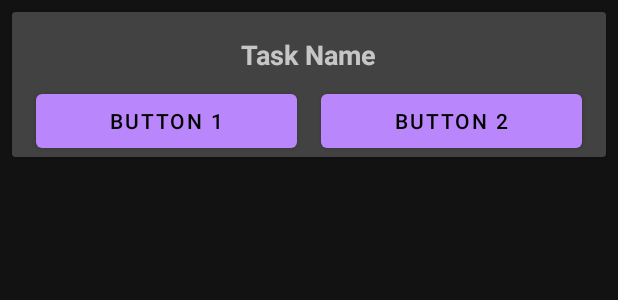
After one commit to notnowabhi/Personal-Motivator-App, an Android app: the layout item_task_card.xml on its own in the app's theme, with its tools: preview values and no code run, on a phone screen of 412 x 824 dp. The commit adds this screen. Shown: the top 300 px of the screen. Run offline under Robolectric (Android 15) with nearby library versions, the phone set to English and light mode, and no system bars.

Commit message:
change 5

```diff
--- a/app/src/main/java/com/example/personalmotivator/TaskAdapter.java
+++ b/app/src/main/java/com/example/personalmotivator/TaskAdapter.java
@@ -3,6 +3,7 @@ package com.example.personalmotivator;
 import android.view.LayoutInflater;
 import android.view.View;
 import android.view.ViewGroup;
+import android.widget.Button;
 import android.widget.TextView;
 
 import androidx.annotation.NonNull;
@@ -21,38 +22,43 @@ public class TaskAdapter extends RecyclerView.Adapter<TaskAdapter.ViewHolder> {
     @NonNull
     @Override
     public ViewHolder onCreateViewHolder(@NonNull ViewGroup parent, int viewType) {
-        // Inflate the layout for each task item
+        // Inflate the layout for each task card item
         View view = LayoutInflater.from(parent.getContext())
-                .inflate(android.R.layout.simple_list_item_1, parent, false);
+                .inflate(R.layout.item_task_card, parent, false);
         return new ViewHolder(view);
     }
 
     @Override
     public void onBindViewHolder(@NonNull ViewHolder holder, int position) {
-        // Bind the task data to the TextView
+        // Bind the task data to the views
         String task = tasks.get(position);
-        holder.textViewTask.setText(task);
+        holder.textViewTaskName.setText(task);
+
+        // You can add click listeners for the buttons if needed later
+        holder.buttonOne.setOnClickListener(v -> {
+            // Button 1 functionality (to be added later)
+        });
+
+        holder.buttonTwo.setOnClickListener(v -> {
+            // Button 2 functionality (to be added later)
+        });
     }
 
     @Override
     public int getItemCount() {
-        // Return the number of tasks
         return tasks.size();
     }
 
     public static class ViewHolder extends RecyclerView.ViewHolder {
-        TextView textViewTask;
+        TextView textViewTaskName;
+        Button buttonOne;
+        Button buttonTwo;
 
         public ViewHolder(@NonNull View itemView) {
             super(itemView);
-            textViewTask = itemView.findViewById(android.R.id.text1);
+            textViewTaskName = itemView.findViewById(R.id.text_view_task_name);
+            buttonOne = itemView.findViewById(R.id.button_one);
+            buttonTwo = itemView.findViewById(R.id.button_two);
         }
     }
-
-    // Method to update the task list and notify the adapter
-    public void updateTasks(List<String> newTasks) {
-        tasks.clear();
-        tasks.addAll(newTasks);
-        notifyDataSetChanged();
-    }
 }
--- a/app/src/main/res/layout/activity_task_list.xml
+++ b/app/src/main/res/layout/activity_task_list.xml
@@ -28,7 +28,7 @@
 
 
     <com.google.android.material.card.MaterialCardView
-        android:layout_width="wrap_content"
+        android:layout_width="match_parent"
         android:layout_height="wrap_content"
         android:layout_below="@+id/cardId"
         android:id="@+id/cardId2"
--- /dev/null
+++ b/app/src/main/res/layout/item_task_card.xml
@@ -0,0 +1,76 @@
+<?xml version="1.0" encoding="utf-8"?>
+<androidx.cardview.widget.CardView xmlns:android="http://schemas.android.com/apk/res/android"
+    android:layout_width="match_parent"
+    android:layout_height="wrap_content"
+    android:layout_margin="8dp"
+    android:elevation="4dp"
+    android:padding="16dp">
+
+    <LinearLayout
+        android:layout_width="match_parent"
+        android:layout_height="wrap_content"
+        android:orientation="vertical">
+
+        <RelativeLayout
+            android:layout_width="match_parent"
+            android:layout_height="match_parent">
+
+            <!-- Task name -->
+            <TextView
+                android:id="@+id/text_view_task_name"
+                android:layout_width="wrap_content"
+                android:layout_height="wrap_content"
+                android:text="Task Name"
+                android:layout_centerHorizontal="true"
+                android:textSize="18sp"
+                android:textStyle="bold"
+                android:layout_marginBottom="8dp"
+                android:layout_marginTop="16dp"/>
+
+        </RelativeLayout>
+
+
+        <!-- Buttons container -->
+        <LinearLayout
+            android:layout_width="match_parent"
+            android:layout_height="wrap_content"
+            android:orientation="horizontal">
+
+            <RelativeLayout
+                android:layout_width="match_parent"
+                android:layout_height="match_parent">
+
+                <LinearLayout
+                    android:layout_width="match_parent"
+                    android:layout_height="wrap_content"
+                    android:orientation="horizontal"
+                    android:gravity="center">
+
+                    <Button
+                        android:id="@+id/button_one"
+                        android:layout_width="wrap_content"
+                        android:layout_height="wrap_content"
+                        android:text="Button 1"
+                        android:layout_weight="1"
+                        android:layout_marginStart="16dp"/>
+
+                    <!-- Button 2 -->
+                    <Button
+                        android:id="@+id/button_two"
+                        android:layout_width="wrap_content"
+                        android:layout_height="wrap_content"
+                        android:layout_toRightOf="@+id/button_one"
+                        android:text="Button 2"
+                        android:layout_weight="1"
+                        android:layout_marginHorizontal="16dp"/>
+
+                </LinearLayout>
+
+
+            </RelativeLayout>
+            <!-- Button 1 -->
+
+
+        </LinearLayout>
+    </LinearLayout>
+</androidx.cardview.widget.CardView>
```
